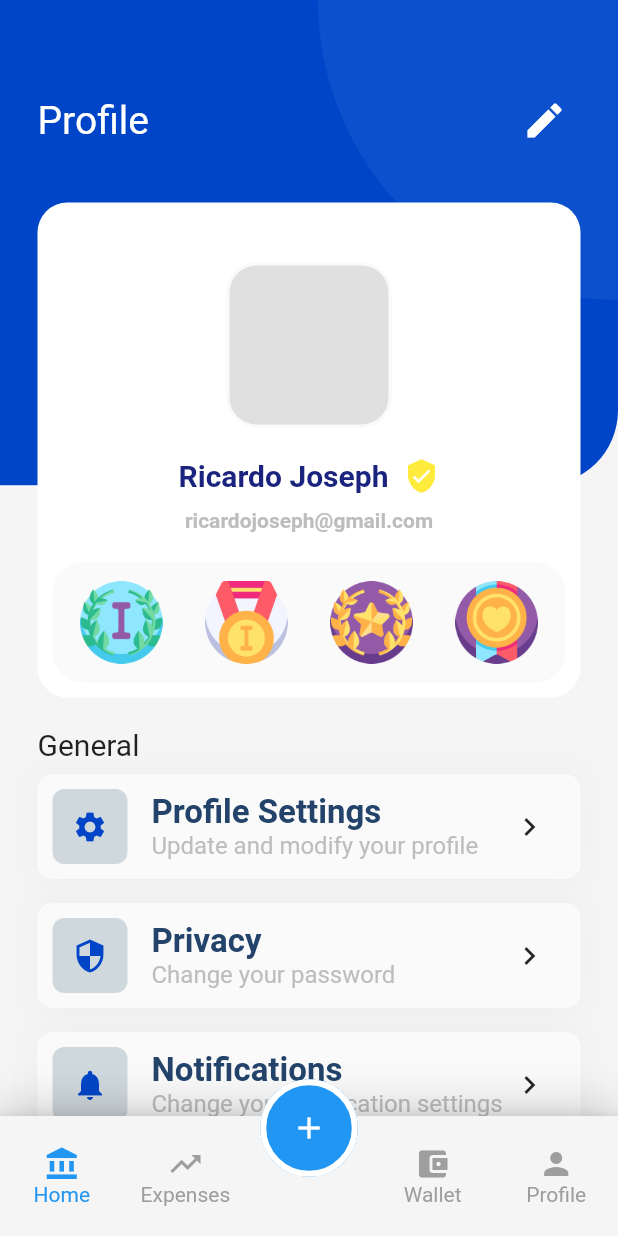
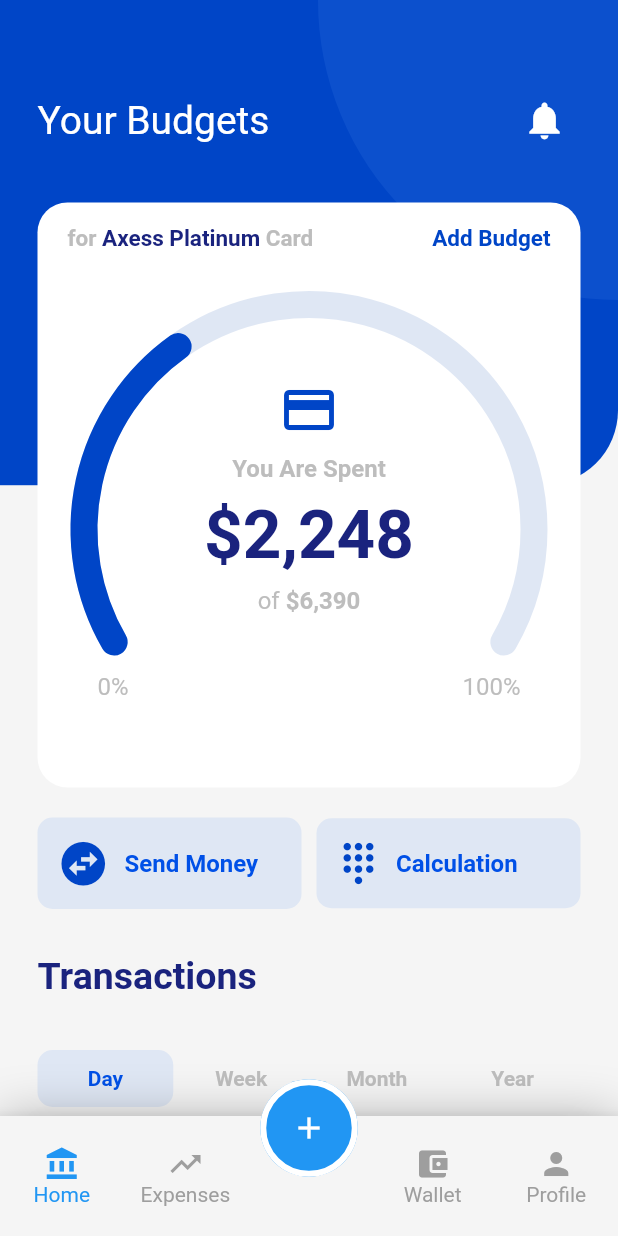
Before and after one commit to ImaniiTy/Bank-App-Example, a Flutter app: the screen it shows after launch, after a tap on "Login", on a phone screen of 412 x 824 dp. Run offline on Flutter 3.47's test engine with Material 2 defaults, Android fonts, the phone set to English and light mode, and no system bars; our stand-ins replace circular_check_box.

```diff
--- a/lib/common.dart
+++ b/lib/common.dart
@@ -1,4 +1,8 @@
+import 'package:bankapp/main.dart';
 import 'package:flutter/material.dart';
+import 'package:flutter/scheduler.dart';
+
+import 'dart:math';
 
 final Color darkBlue = Color(0xFF23436b);
 
@@ -10,7 +14,8 @@ class CustomCard extends StatelessWidget {
     this.iconBackground: Colors.grey,
     this.title,
     this.subTitle,
-    this.sufix
+    this.sufix,
+    this.height
   });
 
   final VoidCallback onTap;
@@ -20,11 +25,13 @@ class CustomCard extends StatelessWidget {
   final String title;
   final String subTitle;
   final Widget sufix;
+  final double height;
 
   @override
   Widget build(BuildContext context) {
     return Container(
       width: double.infinity,
+      height: height == null ? null : height,
       margin: EdgeInsets.symmetric(vertical: 8.0),
       decoration: BoxDecoration(boxShadow: [
         BoxShadow(blurRadius: 18.0, color: Color.fromARGB(8, 0, 0, 0))
@@ -72,13 +79,139 @@ class CustomCard extends StatelessWidget {
                 FittedBox(
                   child: Padding(
                     padding: EdgeInsets.only(right: 12.0),
-                      child: sufix ?? Container(),
+                    child: sufix ?? Container(width: 1.0, height: 1.0),
                   ),
                 ),
               ],
             ),
-            )),
+          )
+        ),
       ),
     );
   }
 }
+
+class InfoCard extends StatelessWidget {
+  InfoCard({this.height, this.backgroundColor: Palette.bWhite, this.borderRadius: 20.0, this.margin, this.child});
+
+  final double height;
+  final Color backgroundColor;
+  final double borderRadius;
+  final EdgeInsets margin;
+  final Widget child;
+
+  @override
+  Widget build(BuildContext context) {
+    return Container(
+      height: height,
+      width: double.infinity,
+      margin: margin,
+      decoration: BoxDecoration(
+        color: backgroundColor,
+        borderRadius: BorderRadius.circular(borderRadius)
+      ),
+      child: child
+    );
+  }
+}
+
+class Header extends StatelessWidget {
+  Header({this.title, this.icon, this.onPressed});
+
+  final Widget title;
+  final Icon icon;
+  final VoidCallback onPressed;
+
+  @override
+  Widget build(BuildContext context) {
+    return Container(
+      height: 70.0,
+      width: double.infinity,
+      margin: EdgeInsets.only(top: 20.0),
+      child: Row(
+        mainAxisAlignment: MainAxisAlignment.spaceBetween,
+        children: <Widget>[
+          title,
+          IconButton(
+            onPressed: onPressed,
+            icon: icon
+          )
+        ],
+      ),
+    );
+  }
+}
+
+class ProfileBackground extends CustomPainter {
+  ProfileBackground(this.scrollLocation);
+
+  double scrollLocation = 0;
+  double height = 1;
+
+  @override
+  void paint(Canvas canvas, Size size) {
+    print(scrollLocation);
+    double width = size.width;
+    height =  ((size.height/2.3) - scrollLocation).clamp(0.0, size.height);
+    Paint paint = Paint()
+      ..color = Palette.lightDarkBlue;
+
+    canvas.drawRRect(RRect.fromLTRBR(0, 0, width, height, Radius.circular(50.0)), paint);
+    canvas.drawRect(Rect.fromLTRB(0, 0, width/2, height), paint);
+    canvas.drawRect(Rect.fromLTRB(0, 0, width, height/2), paint);
+
+    paint.color = Palette.lightDarkBlueAccent;
+    canvas.drawCircle(Offset(width,0), 200.0 - scrollLocation, paint);
+  }
+
+  @override
+  bool shouldRepaint(ProfileBackground oldDelegate) {
+    return scrollLocation != oldDelegate.scrollLocation;
+  }
+}
+
+class PageLayout extends StatefulWidget {
+  PageLayout({Key key, this.title, this.items, this.painter, this.statusColor, this.statusBrightness}) : super(key: key);
+
+  final String title;
+  final List<Widget> items;
+  final ProfileBackground painter;
+  final Color statusColor;
+  final Brightness statusBrightness;
+
+  @override
+  _PageLayoutState createState() => _PageLayoutState();
+}
+
+class _PageLayoutState extends State<PageLayout> {
+  ScrollController _controller;
+  double scrollOffset = 0;
+
+  void _scrollListener() {
+    // print(_controller.offset);
+    setState(() {
+      scrollOffset = _controller.offset;
+    });
+  }
+
+  @override
+  void initState() {
+    _controller = ScrollController();
+    _controller.addListener(_scrollListener);
+    SchedulerBinding.instance.addPostFrameCallback((_) => _scrollListener());
+    super.initState();
+  }
+
+  @override
+  Widget build(BuildContext context) {
+    changeStatusColor(Palette.lightDarkBlue, Brightness.light);
+    return CustomPaint(
+      painter: ProfileBackground(scrollOffset),
+      child: ListView(
+        controller: _controller,
+        padding: EdgeInsets.all(25.0),
+        children: widget.items,
+      ),
+    );
+  }
+}
--- /dev/null
+++ b/lib/home_page.dart
@@ -0,0 +1,410 @@
+import 'dart:math';
+import 'package:intl/intl.dart';
+
+import 'package:bankapp/common.dart';
+import 'package:bankapp/main.dart';
+import 'package:bankapp/perfil_page.dart';
+import 'package:flutter/gestures.dart';
+import 'package:flutter/material.dart';
+
+class BudgetChart extends CustomPainter {
+  BudgetChart({this.percentage, this.strokeWidth});
+
+  double percentage;
+  double strokeWidth;
+
+  @override
+  void paint(Canvas canvas, Size size) {
+    Offset center = Offset(size.width / 2, size.height / 2);
+    double radius = size.width;
+    double start = pi - pi / 6;
+    double end = (pi + pi / 3);
+    Paint line = Paint()
+      ..color = Palette.blueGrey
+      ..strokeCap = StrokeCap.round
+      ..style = PaintingStyle.stroke
+      ..strokeWidth = strokeWidth;
+
+    Paint complete = Paint()
+      ..color = Palette.lightDarkBlue
+      ..strokeCap = StrokeCap.round
+      ..style = PaintingStyle.stroke
+      ..strokeWidth = strokeWidth;
+
+    canvas.drawArc(
+        Rect.fromCenter(center: center, width: radius, height: radius),
+        start,
+        end,
+        false,
+        line);
+
+    canvas.drawArc(
+        Rect.fromCenter(center: center, width: radius, height: radius),
+        start,
+        end * percentage,
+        false,
+        complete);
+  }
+
+  @override
+  bool shouldRepaint(BudgetChart oldDelegate) {
+    return percentage != oldDelegate.percentage;
+  }
+}
+
+class BudgetCard extends StatefulWidget {
+  final NumberFormat numberFormat = NumberFormat("#,##0", "en_US");
+  @override
+  _BudgetCardState createState() => _BudgetCardState();
+}
+
+class _BudgetCardState extends State<BudgetCard> {
+  // _BudgetCardState({this.budget, this.spent});
+
+  double percentage;
+  int budget = 6390;
+  int spent = 2248;
+
+  @override
+  Widget build(BuildContext context) {
+    percentage = spent / budget;
+    return InfoCard(
+      height: 390.0,
+      margin: EdgeInsets.symmetric(vertical: 20.0),
+      child: Column(
+        children: <Widget>[
+          Padding(
+            padding: EdgeInsets.only(
+                top: 15.0, bottom: 35.0, left: 20.0, right: 20.0),
+            child: Row(
+              mainAxisAlignment: MainAxisAlignment.spaceBetween,
+              children: <Widget>[
+                Text.rich(TextSpan(
+                    text: "for ",
+                    style: TextStyle(
+                        color: Palette.lightGrey,
+                        fontSize: 15.0,
+                        fontWeight: FontWeight.bold),
+                    children: <TextSpan>[
+                      TextSpan(
+                          text: "Axess Platinum ",
+                          style: TextStyle(color: Palette.darkBlue)),
+                      TextSpan(text: "Card")
+                    ])),
+                Text.rich(TextSpan(
+                    text: "Add Budget",
+                    recognizer: TapGestureRecognizer()
+                      ..onTap = () {
+                        setState(() {
+                          budget += 500;
+                        });
+                      }, //TODO
+                    style: TextStyle(
+                        color: Palette.lightDarkBlue,
+                        fontSize: 15.0,
+                        fontWeight: FontWeight.bold)))
+              ],
+            ),
+          ),
+          CustomPaint(
+            painter: BudgetChart(percentage: percentage, strokeWidth: 18.0),
+            child: Container(
+              width: 300,
+              height: 300,
+              padding: EdgeInsets.symmetric(vertical: 30.0),
+              child: Column(
+                children: <Widget>[
+                  SizedBox(
+                    height: 20.0,
+                  ),
+                  Icon(Icons.credit_card,
+                      color: Palette.lightDarkBlue, size: 40.0),
+                  SizedBox(
+                    height: 10.0,
+                  ),
+                  Text(
+                    "You Are Spent",
+                    style: TextStyle(
+                        color: Palette.lightGrey,
+                        fontSize: 16.0,
+                        fontWeight: FontWeight.bold),
+                  ),
+                  SizedBox(
+                    height: 8.0,
+                  ),
+                  Text(
+                    "\$${widget.numberFormat.format(spent)}",
+                    style: TextStyle(
+                        color: Palette.darkBlue,
+                        fontSize: 45.0,
+                        fontWeight: FontWeight.bold),
+                  ),
+                  SizedBox(
+                    height: 8.0,
+                  ),
+                  Text.rich(TextSpan(
+                      text: "of ",
+                      style: TextStyle(
+                        color: Palette.lightGrey,
+                        fontSize: 16.0,
+                      ),
+                      children: <TextSpan>[
+                        TextSpan(
+                          text: "\$${widget.numberFormat.format(budget)}",
+                          style: TextStyle(fontWeight: FontWeight.bold),
+                        )
+                      ]))
+                ],
+              ),
+            ),
+          ),
+          Container(
+            transform: Matrix4.translationValues(0.0, -55.0, 0.0),
+            child: Padding(
+              padding: EdgeInsets.symmetric(horizontal: 40.0),
+              child: Row(
+                mainAxisAlignment: MainAxisAlignment.spaceBetween,
+                children: <Widget>[
+                  Text(
+                    "0%",
+                    style: TextStyle(
+                      color: Palette.lightGrey,
+                      fontSize: 16.0,
+                    ),
+                  ),
+                  Text(
+                    "100%",
+                    style: TextStyle(
+                      color: Palette.lightGrey,
+                      fontSize: 16.0,
+                    ),
+                  ),
+                ],
+              ),
+            ),
+          ),
+        ],
+      ),
+    );
+  }
+}
+
+class SimpleFlatButtom extends StatelessWidget {
+  SimpleFlatButtom(
+      {this.iconData,
+      this.iconSize,
+      this.iconColor,
+      this.text,
+      this.textsize,
+      this.textColor,
+      this.textDisabledColor,
+      this.backgroundColor,
+      this.focusColor,
+      this.width,
+      this.height,
+      this.onPressed,
+      this.alignment,
+      this.padding,
+      this.margin});
+
+  final IconData iconData;
+  final double iconSize;
+  final Color iconColor;
+  final String text;
+  final double textsize;
+  final Color textColor;
+  final Color textDisabledColor;
+  final Color backgroundColor;
+  final Color focusColor;
+  final double width;
+  final double height;
+  final VoidCallback onPressed;
+  final MainAxisAlignment alignment;
+  final EdgeInsetsGeometry padding;
+  final EdgeInsetsGeometry margin;
+
+  @override
+  Widget build(BuildContext context) {
+    return Expanded(
+      child: Padding(
+        padding: margin ?? EdgeInsets.all(0.0),
+        child: FlatButton(
+          padding: padding ?? EdgeInsets.all(13.0),
+          onPressed: onPressed,
+          child: Row(
+            mainAxisAlignment: alignment ?? MainAxisAlignment.start,
+            children: <Widget>[
+              iconData != null
+                  ? Icon(
+                      iconData,
+                      size: iconSize,
+                      color: iconColor,
+                    )
+                  : Container(),
+              Padding(
+                padding: EdgeInsets.symmetric(horizontal: 10.0),
+                child: Text(
+                  text,
+                  style: TextStyle(
+                    fontSize: textsize,
+                    color: onPressed != null ? textColor : textDisabledColor,
+                    fontWeight: FontWeight.bold
+                  ),
+                ),
+              )
+            ],
+          ),
+          color: backgroundColor,
+          disabledColor: focusColor,
+          shape:
+              RoundedRectangleBorder(borderRadius: BorderRadius.circular(10.0)),
+        ),
+      )
+    );
+  }
+}
+
+class TransactionData {
+  TransactionData(this.title, this.count);
+
+  final String title;
+  final int count;
+}
+
+class TransactionsList extends StatefulWidget {
+  TransactionsList({this.labels});
+
+  final List<TransactionData> labels;
+
+  @override
+  _TransactionsListState createState() => _TransactionsListState();
+}
+
+class _TransactionsListState extends State<TransactionsList> {
+  int _selectedIndex = 0;
+
+  List<Widget> _buildButtomList() {
+    return List.generate(widget.labels.length, (index) {
+      return SimpleFlatButtom(
+        onPressed: _selectedIndex == index ? null : () => _updateIndex(index),
+        text: widget.labels[index].title,
+        textColor: Palette.lightGrey,
+        textDisabledColor: Palette.mainBlue,
+        focusColor: Palette.blueGrey,
+        alignment: MainAxisAlignment.center,
+        padding: EdgeInsets.symmetric(vertical: 11.0),
+      );
+    });
+  }
+
+  void _updateIndex(int index) {
+    setState(() {
+      _selectedIndex = index;
+    });
+  }
+
+  @override
+  Widget build(BuildContext context) {
+    print(widget.labels[_selectedIndex].count);
+    return Column(
+      children: <Widget>[
+        Row(
+          children: _buildButtomList(),
+        ),
+        Column(
+          mainAxisSize: MainAxisSize.max,
+          children: List.generate(widget.labels[_selectedIndex].count, (index) {
+            return CustomCard(
+              onTap: () {},
+              title: "Amazon",
+              subTitle: "17 Mondey June",
+              iconData: Icons.shopping_cart,
+              iconColor: Palette.bWhite,
+              iconBackground: Palette.lightGreen,
+            );
+          }),
+        ),
+      ],
+    );
+  }
+}
+
+class HomePage extends StatelessWidget {
+  HomePage({Key key}) : super(key: key);
+
+  List<Widget> _buildItems() {
+    return <Widget>[
+      Header(
+        title: Text(
+          "Your Budgets",
+          style: TextStyle(
+            color: Colors.white,
+            fontSize: 26.0,
+          ),
+        ),
+        icon: Icon(Icons.notifications, color: Colors.white, size: 30.0),
+        onPressed: () {},
+      ),
+      BudgetCard(),
+      Row(
+        mainAxisAlignment: MainAxisAlignment.start,
+        children: <Widget>[
+          SimpleFlatButtom(
+            backgroundColor: Palette.blueGrey,
+            text: "Send Money",
+            iconData: Icons.swap_horizontal_circle,
+            onPressed: () {},
+            iconSize: 35.0,
+            iconColor: Palette.lightDarkBlue,
+            textsize: 16.0,
+            textColor: Palette.mainBlue,
+            margin: EdgeInsets.only(right: 5.0),
+          ),
+          SimpleFlatButtom(
+            backgroundColor: Palette.blueGrey,
+            text: "Calculation",
+            iconData: Icons.dialpad,
+            onPressed: () {},
+            iconSize: 30.0,
+            iconColor: Palette.lightDarkBlue,
+            textsize: 16.0,
+            textColor: Palette.mainBlue,
+            margin: EdgeInsets.only(left: 5.0),
+            padding: EdgeInsets.symmetric(vertical: 15.0, horizontal: 13.0),
+          ),
+        ],
+      ),
+      Padding(
+        padding: EdgeInsets.symmetric(vertical: 30.0),
+        child: Text(
+          "Transactions",
+          style: TextStyle(
+            color: Palette.darkBlue,
+            fontSize: 25.0,
+            fontWeight: FontWeight.bold
+          ),
+        ),
+      ),
+      TransactionsList(
+        labels: <TransactionData>[
+          TransactionData("Day", 5),
+          TransactionData("Week", 10),
+          TransactionData("Month", 15),
+          TransactionData("Year", 20),
+        ],
+      )
+    ];
+  }
+
+  @override
+  Widget build(BuildContext context) {
+    return PageLayout(
+      key: key,
+      title: "Home Page",
+      // painter: ProfileBackground(0.0),
+      statusColor: Palette.lightDarkBlue,
+      statusBrightness: Brightness.light,
+      items: _buildItems(),
+    );
+  }
+}
--- a/lib/main.dart
+++ b/lib/main.dart
@@ -16,15 +16,17 @@ void changeStatusColor(Color background, Brightness iconBrightness) {
 
 class Palette {
   //Backgrounds
-  static final Color bWhite = Colors.white;
-  static final Color bGrey = Colors.grey[100];
+  static const Color bWhite = Colors.white;
+  static const Color bGrey = Color(0xFFF5F5F5);
 
   //Main Colors
-  static final Color lightDarkBlue = Color(0xFF0045c7);
-  static final Color lightDarkBlueAccent = Color(0xFF0c50cd);
-  static final Color lightGreen = Color(0xFF29d85b);
-  static final Color mainBlue = Color(0xFF0050e7);
-  static final Color darkBlue = Colors.indigo[900];
+  static const Color lightDarkBlue = Color(0xFF0045c7);
+  static const Color lightDarkBlueAccent = Color(0xFF0c50cd);
+  static const Color lightGreen = Color(0xFF29d85b);
+  static const Color mainBlue = Color(0xFF0050e7);
+  static const Color darkBlue = Color(0xFF1A237E);
+  static const Color lightGrey = Color(0xFFBDBDBD);
+  static const Color blueGrey = Color(0xFFdfe7f4);
 }
 
 class MyApp extends StatelessWidget {
--- a/lib/main_page.dart
+++ b/lib/main_page.dart
@@ -1,4 +1,5 @@
 import 'package:bankapp/common.dart';
+import 'package:bankapp/home_page.dart';
 import 'package:bankapp/main.dart';
 import 'package:bankapp/perfil_page.dart';
 import 'package:flutter/gestures.dart';
@@ -30,21 +31,17 @@ class MainPage extends StatefulWidget {
 class _MainPageState extends State<MainPage> {
   int _selectedIndex = 0;
   final List<Widget> _pages = [
-    ProfilePage(
-      title: "Assests Test 1",
-      key: PageStorageKey("test1")
+    HomePage(
+      key: PageStorageKey("Home Page")
     ),
     ProfilePage(
-      title: "Assests Test 2",
       key: PageStorageKey("test2")
     ),
     ProfilePage(
-      title: "Assests Test 3",
       key: PageStorageKey("test3")
     ),
     ProfilePage(
-      title: "Assests Test 4",
-      key: PageStorageKey("test4")
+      key: PageStorageKey("Profile Page")
     ),
   ];
   final PageStorageBucket _bucket = PageStorageBucket();
@@ -141,13 +138,29 @@ class _MainPageState extends State<MainPage> {
       child: Scaffold(
         resizeToAvoidBottomPadding: false,
         backgroundColor: Palette.bGrey,
-        body: PageStorage(
-          bucket: _bucket,
-          child: _pages[_selectedIndex],
+        body: GestureDetector(
+          child: PageStorage(
+            bucket: _bucket,
+            child: _pages[_selectedIndex],
+          ),
+          onHorizontalDragEnd: (details) {
+            if(details.primaryVelocity < 0) {
+              setState(() {
+                _selectedIndex = _selectedIndex + 1 < _pages.length ? _selectedIndex + 1 : _selectedIndex;
+                print(_selectedIndex);
+              });
+            } else if(details.primaryVelocity > 0)  {
+              setState(() {
+                _selectedIndex = _selectedIndex - 1 >= 0 ? _selectedIndex - 1 : _selectedIndex;
+                print(_selectedIndex);
+              });
+            }
+          },
         ),
         floatingActionButton: _buildFloatingButton(),
         floatingActionButtonLocation: FloatingActionButtonLocation.centerDocked,
         bottomNavigationBar: _buildNavigationBar(),
+
       )
     );
   }
--- a/lib/perfil_page.dart
+++ b/lib/perfil_page.dart
@@ -2,26 +2,6 @@ import 'package:bankapp/main.dart';
 import 'package:flutter/material.dart';
 
 import 'common.dart';
-
-class ProfileBackground extends CustomPainter {
-  @override
-  void paint(Canvas canvas, Size size) {
-    double width = size.width;
-    double height = size.height/2.3;
-    Paint paint = Paint()
-      ..color = Palette.lightDarkBlue;
-
-    canvas.drawRRect(RRect.fromLTRBR(0, 0, width, height, Radius.circular(50.0)), paint);
-    canvas.drawRect(Rect.fromLTRB(0, 0, width/2, height), paint);
-    canvas.drawRect(Rect.fromLTRB(0, 0, width, height/2), paint);
-
-    paint.color = Palette.lightDarkBlueAccent;
-    canvas.drawCircle(Offset(width,0), 200.0, paint);
-  }
-
-  @override
-  bool shouldRepaint(CustomPainter oldDelegate) => false;
-}
 
 class Badge extends StatelessWidget {
   Badge({this.iconImage});
@@ -76,14 +56,9 @@ class ProfileInfoCard extends StatelessWidget {
 
   @override
   Widget build(BuildContext context) {
-    return Container(
+    return InfoCard(
       height: 330.0,
-      width: double.infinity,
       margin: EdgeInsets.symmetric(vertical: 20.0),
-      decoration: BoxDecoration(
-        color: Palette.bWhite,
-        borderRadius: BorderRadius.circular(20.0)
-      ),
       child: Column(
         children: <Widget>[
           Container(
@@ -142,33 +117,19 @@ class ProfileInfoCard extends StatelessWidget {
 }
 
 class ProfilePage extends StatelessWidget {
-  ProfilePage({Key key, this.title}) : super(key: key);
-  final String title;
+  ProfilePage({Key key}) : super(key: key);
 
-  Widget _buildList() {
-    return ListView(
-      padding: EdgeInsets.all(25.0),
-      children: <Widget>[
-        Container(
-          height: 70.0,
-          width: double.infinity,
-          margin: EdgeInsets.only(top: 20.0),
-          child: Row(
-            mainAxisAlignment: MainAxisAlignment.spaceBetween,
-            children: <Widget>[
-              Text(
+  final List<Widget> _items = [
+    Header(
+      title: Text(
         "Profile",
         style: TextStyle(
           color: Colors.white,
           fontSize: 26.0,
         ),
       ),
-              IconButton(
+      icon: Icon(Icons.edit, color: Colors.white, size: 30.0),
       onPressed: () {},
-                icon: Icon(Icons.edit, color: Colors.white, size: 30.0)
-              )
-            ],
-          ),
     ),
     ProfileInfoCard(
       name: "Ricardo Joseph",
@@ -211,16 +172,43 @@ class ProfilePage extends StatelessWidget {
       iconBackground: Colors.blueGrey[100],
       sufix: Icon(Icons.chevron_right),
     ),
-      ],
-    );
-  }
+    Text(
+      "Wallet",
+      style: TextStyle(fontSize: 20.0),
+    ),
+      CustomCard(
+      onTap: () {
+        //TODO
+      },
+      iconData: Icons.credit_card,
+      iconColor: Palette.lightDarkBlue,
+      title: "Manage Credit Cards",
+      subTitle: "Add or remove a credit card",
+      iconBackground: Colors.blueGrey[100],
+      sufix: Icon(Icons.chevron_right),
+    ),
+      CustomCard(
+      onTap: () {
+        //TODO
+      },
+      iconData: Icons.monetization_on,
+      iconColor: Palette.lightDarkBlue,
+      title: "Transactions",
+      subTitle: "Manage your transactions",
+      iconBackground: Colors.blueGrey[100],
+      sufix: Icon(Icons.chevron_right),
+    ),
+  ];
 
   @override
   Widget build(BuildContext context) {
-    changeStatusColor(Palette.lightDarkBlue, Brightness.light);
-    return CustomPaint(
-      painter: ProfileBackground(),
-      child: _buildList(),
+    return PageLayout(
+      key: key,
+      title: "Profile Page",
+      painter: ProfileBackground(0),
+      statusColor: Palette.lightDarkBlue,
+      statusBrightness: Brightness.light,
+      items: _items,
     );
   }
 }
--- a/pubspec.yaml
+++ b/pubspec.yaml
@@ -24,6 +24,7 @@ dependencies:
   # Use with the CupertinoIcons class for iOS style icons.
   cupertino_icons: ^0.1.2
   circular_check_box: ^1.0.1
+  intl: ^0.16.0
 
 dev_dependencies:
   flutter_test:
```
Also changed, not shown: pubspec.lock. Lines whose indentation alone changed are shown as unchanged.
